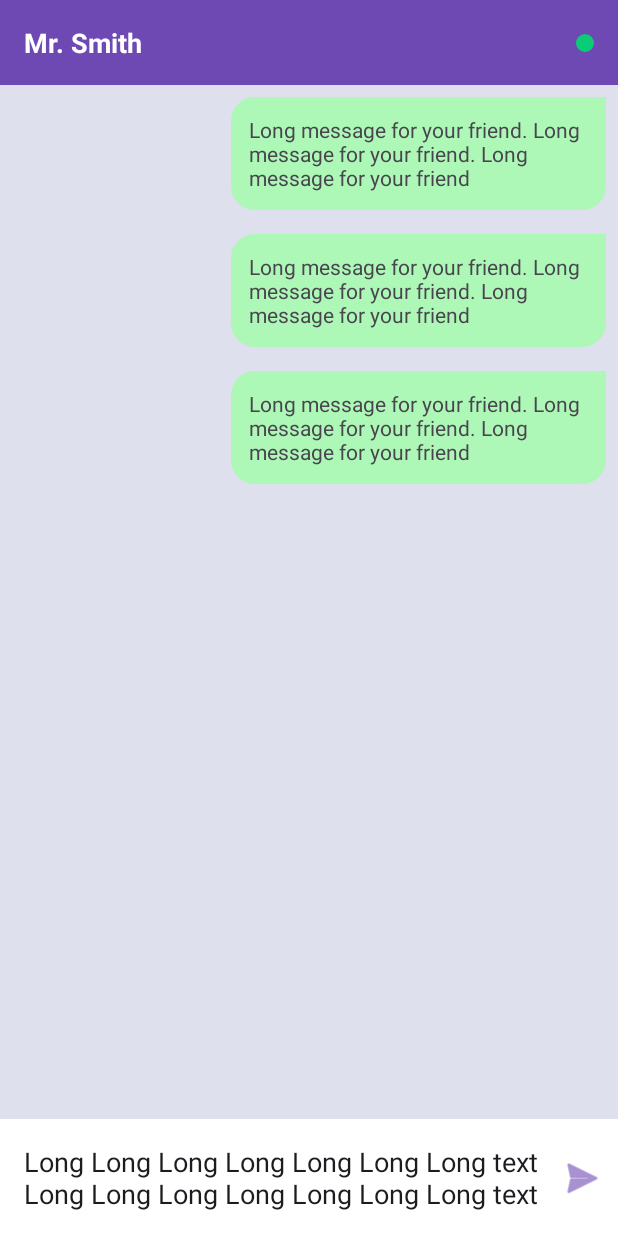
After one commit to RaineyI/Messenger, an Android app: the layout activity_chat.xml on its own in the app's theme, with its tools: preview values and no code run, on a phone screen of 412 x 824 dp. The commit adds this screen. Run offline under Robolectric (Android 15) with nearby library versions, the phone set to English and light mode, and no system bars.

Commit message:
- Created layouts for chat.

```diff
--- a/app/build.gradle.kts
+++ b/app/build.gradle.kts
@@ -30,6 +30,9 @@ android {
         sourceCompatibility = JavaVersion.VERSION_1_8
         targetCompatibility = JavaVersion.VERSION_1_8
     }
+    buildFeatures {
+        viewBinding = true
+    }
 }
 
 dependencies {
@@ -41,6 +44,9 @@ dependencies {
     implementation(platform("com.google.firebase:firebase-bom:32.6.0"))
     implementation("com.google.firebase:firebase-auth")
     implementation("com.google.firebase:firebase-database")
+    implementation("androidx.annotation:annotation:1.6.0")
+    implementation("androidx.lifecycle:lifecycle-livedata-ktx:2.6.1")
+    implementation("androidx.lifecycle:lifecycle-viewmodel-ktx:2.6.1")
 
     testImplementation("junit:junit:4.13.2")
     androidTestImplementation("androidx.test.ext:junit:1.1.5")
--- /dev/null
+++ b/app/src/main/res/drawable/my_message_bg.xml
@@ -0,0 +1,14 @@
+<?xml version="1.0" encoding="utf-8"?>
+<shape xmlns:android="http://schemas.android.com/apk/res/android"
+    android:shape="rectangle">
+    <solid android:color="@color/green_light" />
+    <corners
+        android:radius="16dp"
+        android:topRightRadius="0dp" />
+    <padding
+        android:bottom="12dp"
+        android:left="12dp"
+        android:right="12dp"
+        android:top="12dp" />
+
+</shape>
--- /dev/null
+++ b/app/src/main/res/layout/activity_chat.xml
@@ -0,0 +1,67 @@
+<?xml version="1.0" encoding="utf-8"?>
+<androidx.constraintlayout.widget.ConstraintLayout xmlns:android="http://schemas.android.com/apk/res/android"
+    xmlns:app="http://schemas.android.com/apk/res-auto"
+    xmlns:tools="http://schemas.android.com/tools"
+    android:layout_width="match_parent"
+    android:layout_height="match_parent"
+    android:background="@color/bg"
+    tools:context=".ChatActivity">
+
+    <TextView
+        android:id="@+id/textViewTitle"
+        android:layout_width="match_parent"
+        android:layout_height="wrap_content"
+        android:background="@color/violet"
+        android:padding="16dp"
+        android:textColor="@color/white"
+        android:textSize="18sp"
+        android:textStyle="bold"
+        app:layout_constraintTop_toTopOf="parent"
+        tools:text="Mr. Smith" />
+
+    <View
+        android:id="@+id/onlineStatus"
+        android:layout_width="12dp"
+        android:layout_height="12dp"
+        android:layout_margin="16dp"
+        app:layout_constraintBottom_toBottomOf="@id/textViewTitle"
+        app:layout_constraintEnd_toEndOf="parent"
+        app:layout_constraintTop_toTopOf="@id/textViewTitle"
+        tools:background="@drawable/circle_green" />
+
+    <androidx.recyclerview.widget.RecyclerView
+        android:id="@+id/recyclerViewMessages"
+        android:layout_width="match_parent"
+        android:layout_height="0dp"
+        app:layoutManager="androidx.recyclerview.widget.LinearLayoutManager"
+        app:layout_constraintBottom_toTopOf="@+id/editTextMessage"
+        app:layout_constraintTop_toBottomOf="@id/textViewTitle"
+        tools:listitem="@layout/my_message_item" />
+
+    <EditText
+        android:id="@+id/editTextMessage"
+        android:layout_width="match_parent"
+        android:layout_height="wrap_content"
+        android:background="@color/white"
+        android:hint="@string/type_your_message"
+        android:inputType="textMultiLine"
+        android:paddingTop="16dp"
+        android:paddingBottom="16dp"
+        android:paddingStart="16dp"
+        android:paddingEnd="48dp"
+        tools:text="Long Long Long Long Long Long Long text Long Long Long Long Long Long Long text"
+        app:layout_constraintBottom_toBottomOf="parent" />
+
+    <ImageView
+        android:id="@+id/imageViewSend"
+        android:layout_width="48dp"
+        android:layout_height="48dp"
+        android:padding="8dp"
+        app:layout_constraintBottom_toBottomOf="@+id/editTextMessage"
+        app:layout_constraintEnd_toEndOf="@+id/editTextMessage"
+        app:layout_constraintTop_toTopOf="@+id/editTextMessage"
+        app:srcCompat="@android:drawable/ic_menu_send"
+        app:tint="@color/violet" />
+
+
+</androidx.constraintlayout.widget.ConstraintLayout>
--- a/app/src/main/res/layout/activity_login.xml
+++ b/app/src/main/res/layout/activity_login.xml
@@ -4,6 +4,7 @@
     xmlns:tools="http://schemas.android.com/tools"
     android:layout_width="match_parent"
     android:layout_height="match_parent"
+    android:background="@color/bg"
     android:padding="16dp"
     tools:context=".LoginActivity">
 
--- a/app/src/main/res/layout/activity_registration.xml
+++ b/app/src/main/res/layout/activity_registration.xml
@@ -4,6 +4,7 @@
     xmlns:tools="http://schemas.android.com/tools"
     android:layout_width="match_parent"
     android:layout_height="match_parent"
+    android:background="@color/bg"
     android:fillViewport="true"
     tools:context=".RegistrationActivity">
 
--- a/app/src/main/res/layout/activity_reset_password.xml
+++ b/app/src/main/res/layout/activity_reset_password.xml
@@ -4,6 +4,7 @@
     xmlns:tools="http://schemas.android.com/tools"
     android:layout_width="match_parent"
     android:layout_height="match_parent"
+    android:background="@color/bg"
     android:gravity="center"
     android:orientation="vertical"
     tools:context=".ResetPasswordActivity">
@@ -23,8 +24,8 @@
         android:layout_width="match_parent"
         android:layout_height="wrap_content"
         android:layout_marginStart="16dp"
+        android:layout_marginTop="16dp"
         android:layout_marginEnd="16dp"
-        android:layout_marginTop="16dp"
         android:hint="@string/your_email"
         android:inputType="textEmailAddress"
         android:textSize="20sp" />
--- a/app/src/main/res/layout/activity_users.xml
+++ b/app/src/main/res/layout/activity_users.xml
@@ -6,7 +6,7 @@
     android:layout_width="match_parent"
     android:layout_height="match_parent"
     android:padding="8dp"
-    android:background="@color/bg_users"
+    android:background="@color/bg"
     app:layoutManager="androidx.recyclerview.widget.LinearLayoutManager"
     tools:context=".UsersActivity"
     tools:listitem="@layout/user_item" />
--- /dev/null
+++ b/app/src/main/res/layout/my_message_item.xml
@@ -0,0 +1,18 @@
+<?xml version="1.0" encoding="utf-8"?>
+<androidx.constraintlayout.widget.ConstraintLayout xmlns:android="http://schemas.android.com/apk/res/android"
+    xmlns:app="http://schemas.android.com/apk/res-auto"
+    xmlns:tools="http://schemas.android.com/tools"
+    android:layout_width="match_parent"
+    android:layout_height="wrap_content"
+    android:padding="8dp">
+
+    <TextView
+        android:layout_width="wrap_content"
+        android:layout_height="wrap_content"
+        app:layout_constraintEnd_toEndOf="parent"
+        app:layout_constraintTop_toTopOf="parent"
+        android:maxWidth="250dp"
+        android:background="@drawable/my_message_bg"
+        tools:text="Long message for your friend. Long message for your friend. Long message for your friend" />
+
+</androidx.constraintlayout.widget.ConstraintLayout>
--- a/app/src/main/res/values/colors.xml
+++ b/app/src/main/res/values/colors.xml
@@ -2,8 +2,9 @@
 <resources>
     <color name="black">#FF000000</color>
     <color name="white">#FFFFFFFF</color>
-    <color name="violet">#8649CF</color>
+    <color name="violet">#6E48B3</color>
     <color name="pink">#DF2B5E</color>
-    <color name="green">#11D580</color>
-    <color name="bg_users">#E3E3E3</color>
+    <color name="green">#0ACC77</color>
+    <color name="green_light">#ADF8B6</color>
+    <color name="bg">#DEE0ED</color>
 </resources>
```
Also changed, not shown: app/src/main/AndroidManifest.xml (+15 -8 lines), app/src/main/java/com/example/messenger/ChatActivity.java (added, +35 -0 lines), app/src/main/res/drawable/other_message_bg.xml (added, +14 -0 lines), app/src/main/res/layout/other_message_item.xml (added, +18 -0 lines), app/src/main/res/values/strings.xml (+10 -0 lines).
